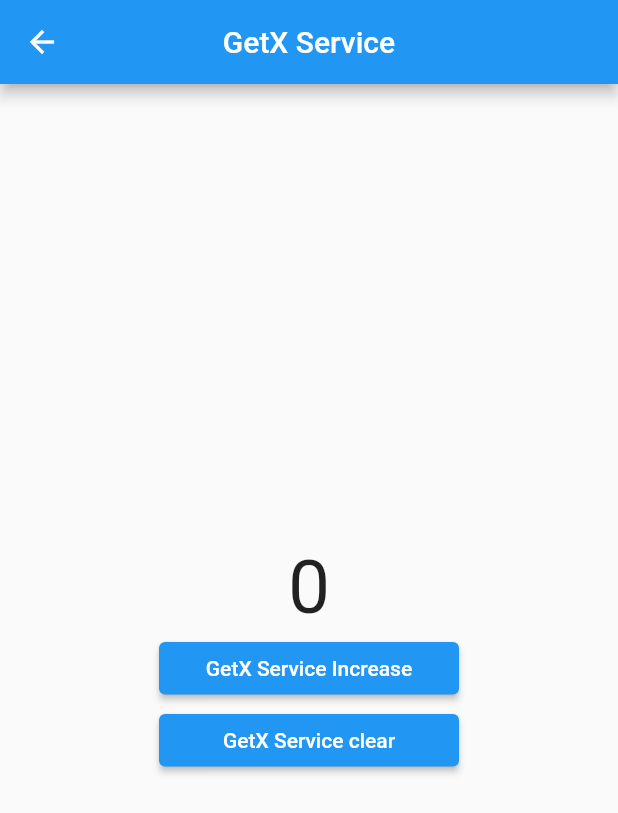
After one commit to mike-bskim/getx_test, a Flutter app: the GetXServicePage screen opened directly, after a tap on "GetX Service", on a phone screen of 412 x 824 dp. The commit adds this screen. Shown: the top 813 px of the screen. Run offline on Flutter 3.47's test engine with Material 2 defaults, Android fonts, the phone set to English and light mode, and no system bars; our stand-ins replace get.

Commit message:
13_getx_service

```diff
--- /dev/null
+++ b/lib/src/controller/getx_service_controller.dart
@@ -0,0 +1,10 @@
+import 'package:get/get.dart';
+
+class GetXServiceController extends GetxService {
+  static GetXServiceController get to => Get.find();
+  RxInt count = 0.obs;
+
+  void increase() {
+    count++;
+  }
+}
--- a/lib/src/controller/reactive_state_controller.dart
+++ b/lib/src/controller/reactive_state_controller.dart
@@ -18,7 +18,7 @@ class ReactiveStateController extends GetxController {
   Rx<User> user = User(name: "Flutter", age: 22).obs;
   RxList<dynamic> d = [].obs;
 
-  void increment() {
+  void increase() {
     count++;
   }
 
--- a/lib/src/controller/simple_state_controller.dart
+++ b/lib/src/controller/simple_state_controller.dart
@@ -3,7 +3,7 @@ import 'package:get/get.dart';
 
 class SimpleStateControllerWithGetX extends GetxController {
   int count = 0;
-  void increment() {
+  void increase() {
     count++;
     update();
   }
--- a/lib/src/pages/dependencys/get_create.dart
+++ b/lib/src/pages/dependencys/get_create.dart
@@ -2,12 +2,18 @@ import 'package:flutter/material.dart';
 import 'package:get/get.dart';
 
 import '../../controller/dependency_controller.dart';
+
+ButtonStyle elevatedButtonStyle =
+ElevatedButton.styleFrom(minimumSize: const Size(150.0, 35.0));
 
 class GetCreate extends StatelessWidget {
   const GetCreate({Key? key}) : super(key: key);
 
   @override
   Widget build(BuildContext context) {
+    Divider divider = const Divider(
+        height: 8, thickness: 1, indent: 16, endIndent: 16, color: Colors.grey);
+
     return Scaffold(
       appBar: AppBar(
         centerTitle: true,
@@ -18,15 +24,23 @@ class GetCreate extends StatelessWidget {
           mainAxisAlignment: MainAxisAlignment.spaceEvenly,
           children: [
             ElevatedButton(
+              style: elevatedButtonStyle,
                 onPressed: () {
                   debugPrint(
                       Get.find<DependencyController>().hashCode.toString());
                 },
-              child: const Text('Print hashCode')),
-            // const Divider(thickness: 2.0, color: Colors.black),
-            // const GetCreateBody('GetX Reactive #1'),
-            // const Divider(thickness: 2.0, color: Colors.black),
-            // const GetCreateBody('GetX Reactive #2'),
+                child: const Text('Print hashCode')),
+            ElevatedButton(
+                style: elevatedButtonStyle,
+                onPressed: () {
+                  Get.delete<DependencyController>(force: true);
+                  Get.back();
+                },
+                child: const Text('Controller Clear')),
+            divider,
+            const GetCreateBody('GetX Reactive #1'),
+            divider,
+            const GetCreateBody('GetX Reactive #2'),
           ],
         ),
       ),
@@ -54,6 +68,7 @@ class GetCreateBody extends GetWidget<DependencyController> {
                 style: const TextStyle(fontSize: 15));
           }),
           ElevatedButton(
+            style: elevatedButtonStyle,
             child: const Text("Get.create"),
             onPressed: () {
               debugPrint(
--- /dev/null
+++ b/lib/src/pages/getx_service/getx_service_page.dart
@@ -0,0 +1,57 @@
+import 'package:flutter/material.dart';
+import 'package:get/get.dart';
+
+import '../../controller/getx_controller_controller.dart';
+import '../../controller/getx_service_controller.dart';
+import 'getx_controller_widget.dart';
+import 'getx_service_widget.dart';
+
+class GetXServicePage extends StatelessWidget {
+  const GetXServicePage({Key? key}) : super(key: key);
+
+  @override
+  Widget build(BuildContext context) {
+    ButtonStyle elevatedButtonStyle =
+    ElevatedButton.styleFrom(minimumSize: const Size(200.0, 35.0));
+
+    return Scaffold(
+      appBar: AppBar(
+        centerTitle: true,
+        title: const Text('GetX Service 예시'),
+      ),
+      body: Center(
+        child: Column(
+          mainAxisAlignment: MainAxisAlignment.center,
+          children: [
+            ElevatedButton(
+              style: elevatedButtonStyle,
+              child: const Text("GetX Controller"),
+              onPressed: () {
+                Get.to(
+                  () => const GetXControllerWidget(),
+                  binding: BindingsBuilder(
+                    () => Get.lazyPut<GetXControllerController>(
+                        () => GetXControllerController()),
+                  ),
+                );
+              },
+            ),
+            ElevatedButton(
+              style: elevatedButtonStyle,
+              child: const Text("GetX Service"),
+              onPressed: () {
+                Get.to(
+                  () => const GetXServiceWidget(),
+                  binding: BindingsBuilder(() {
+                    // Get.put(GetXServiceTest());
+                    Get.lazyPut<GetXServiceController>(() => GetXServiceController());
+                  }),
+                );
+              },
+            ),
+          ],
+        ),
+      ),
+    );
+  }
+}
--- /dev/null
+++ b/lib/src/pages/getx_service/getx_service_widget.dart
@@ -0,0 +1,50 @@
+import 'package:flutter/material.dart';
+import 'package:get/get.dart';
+
+import '../../controller/getx_service_controller.dart';
+
+class GetXServiceWidget extends GetView<GetXServiceController> {
+  const GetXServiceWidget({Key? key}) : super(key: key);
+
+  @override
+  Widget build(BuildContext context) {
+    ButtonStyle elevatedButtonStyle =
+        ElevatedButton.styleFrom(minimumSize: const Size(200.0, 35.0));
+
+    return Scaffold(
+      appBar: AppBar(
+        centerTitle: true,
+        title: const Text('GetX Service'),
+      ),
+      body: Center(
+        child: Column(
+          mainAxisAlignment: MainAxisAlignment.center,
+          children: [
+            Obx(
+              () => Text(
+                controller.count.value.toString(),
+                style: const TextStyle(fontSize: 50),
+              ),
+            ),
+            ElevatedButton(
+              style: elevatedButtonStyle,
+              child: const Text("GetX Service Increase"),
+              onPressed: () {
+                controller.increase();
+                debugPrint('hashCode[${controller.hashCode}] : ${controller.count.value}');
+              },
+            ),
+            ElevatedButton(
+              style: elevatedButtonStyle,
+              child: const Text("GetX Service clear"),
+              onPressed: () {
+                Get.delete<GetXServiceController>(force: true);
+                Get.back();
+              },
+            ),
+          ],
+        ),
+      ),
+    );
+  }
+}
--- a/lib/src/pages/reactive_state_manage/reactive_state_manage_page.dart
+++ b/lib/src/pages/reactive_state_manage/reactive_state_manage_page.dart
@@ -52,7 +52,7 @@ class ReactiveStateManagePage extends StatelessWidget {
               child: Text("count 증가", style: textStyle),
               onPressed: () {
                 // Get.find<ReactiveStateController>().increment();
-                reactiveStateCtrl.increment();
+                reactiveStateCtrl.increase();
               },
             ),
             ElevatedButton(
--- a/lib/src/pages/simple_state_manage/with_getx.dart
+++ b/lib/src/pages/simple_state_manage/with_getx.dart
@@ -48,7 +48,7 @@ class WithGetX extends StatelessWidget {
           ElevatedButton(
             child: const Text("+", style: TextStyle(fontSize: 30)),
             onPressed: () {
-              Get.find<SimpleStateControllerWithGetX>().increment();
+              Get.find<SimpleStateControllerWithGetX>().increase();
               // Get.find<SimpleStateControllerWithGetX>().incrementForId("test");
             },
           ),
```
Also changed, not shown: lib/main.dart (+9 -3 lines), lib/src/controller/getx_controller_controller.dart (added, +10 -0 lines), lib/src/home.dart (+11 -2 lines), lib/src/pages/dependencys/dependency_manage_page.dart (+13 -3 lines), lib/src/pages/getx_service/getx_controller_widget.dart (added, +41 -0 lines).
